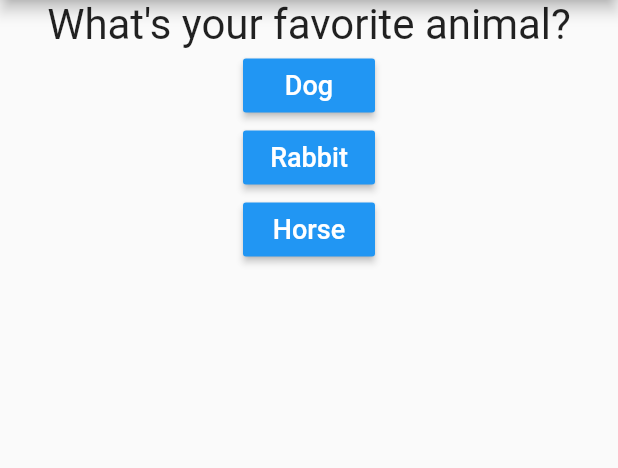
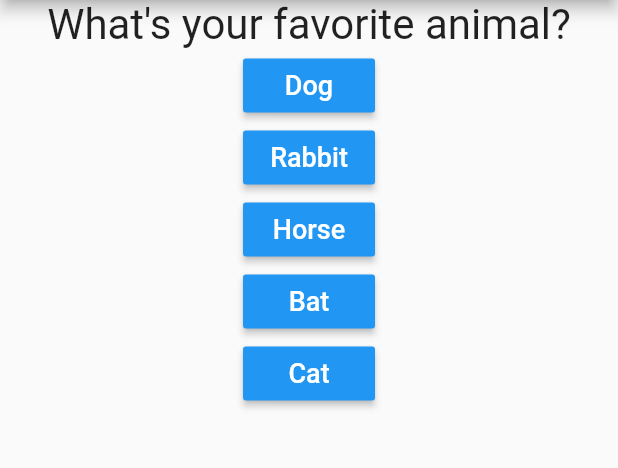
Before and after one commit to TanviPatwa/Flutter-Projects, a Flutter app: the screen it shows after launch, after a tap on "Black", on a phone screen of 412 x 824 dp, the part 84-552 px from its top. Run offline on Flutter 3.47's test engine with Material 2 defaults, Android fonts, the phone set to English and light mode, and no system bars.

Commit message:
Update main.dart

```diff
--- a/Personality Detection/lib/main.dart
+++ b/Personality Detection/lib/main.dart
@@ -16,8 +16,8 @@ class _MyAppState extends State<MyApp> {
       "question": "What is your favorite color?",
       "answer": [
         {"text": "Black", "score": 10},
-        {"text": "Blue", "score": 8},
-        {"text": "White", "score": 6},
+        {"text": "Blue", "score": 5},
+        {"text": "White", "score": 3},
         {"text": "Brown", "score": 7}
       ]
     },
@@ -26,7 +26,9 @@ class _MyAppState extends State<MyApp> {
       "answer": [
         {"text": "Dog", "score": 10},
         {"text": "Rabbit", "score": 4},
-        {"text": "Horse", "score": 5}
+        {"text": "Horse", "score": 5},
+        {"text": "Bat", "score": 0},
+        {"text": "Cat", "score": 3}
       ]
     },
     {
@@ -55,7 +57,9 @@ class _MyAppState extends State<MyApp> {
   @override
   Widget build(BuildContext context) {
     return MaterialApp(
-      home: Scaffold(
+      debugShowCheckedModeBanner: false,
+      home: SafeArea(
+        child: Scaffold(
             appBar: AppBar(
               title: Text('Personality Detection'),
             ),
@@ -65,6 +69,7 @@ class _MyAppState extends State<MyApp> {
                     questions: _questions,
                     count: _count)
                 : Result(_totalscore,_reset)),
+      ),
     );
   }
 }
```
Lines whose indentation alone changed are shown as unchanged.
